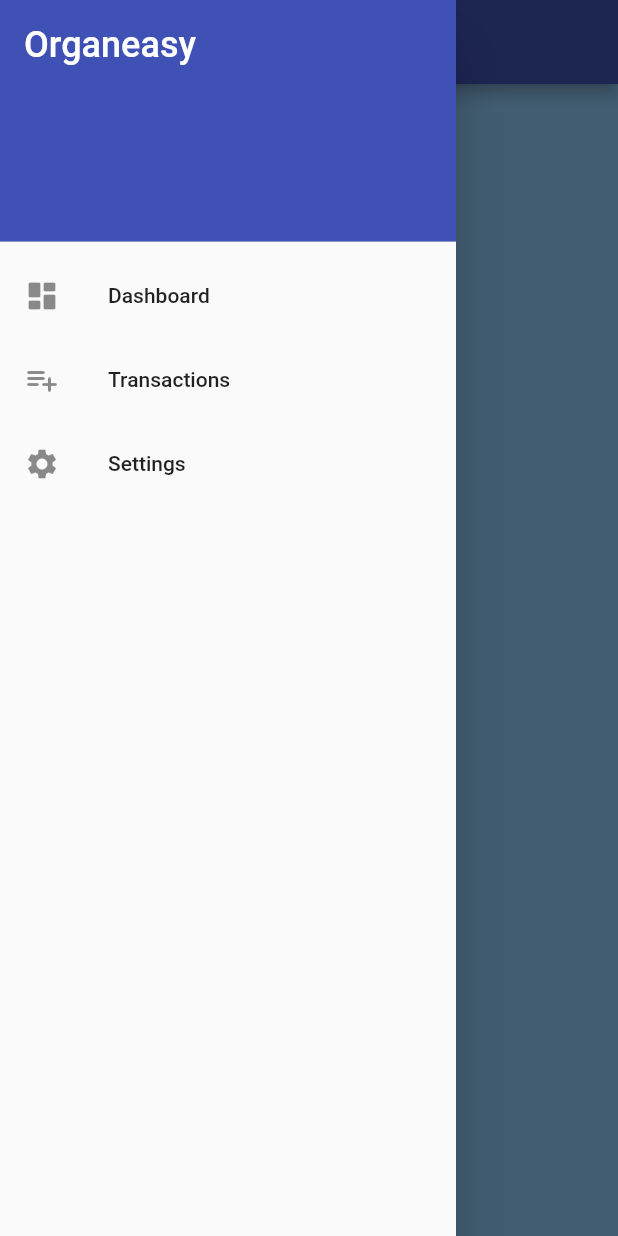
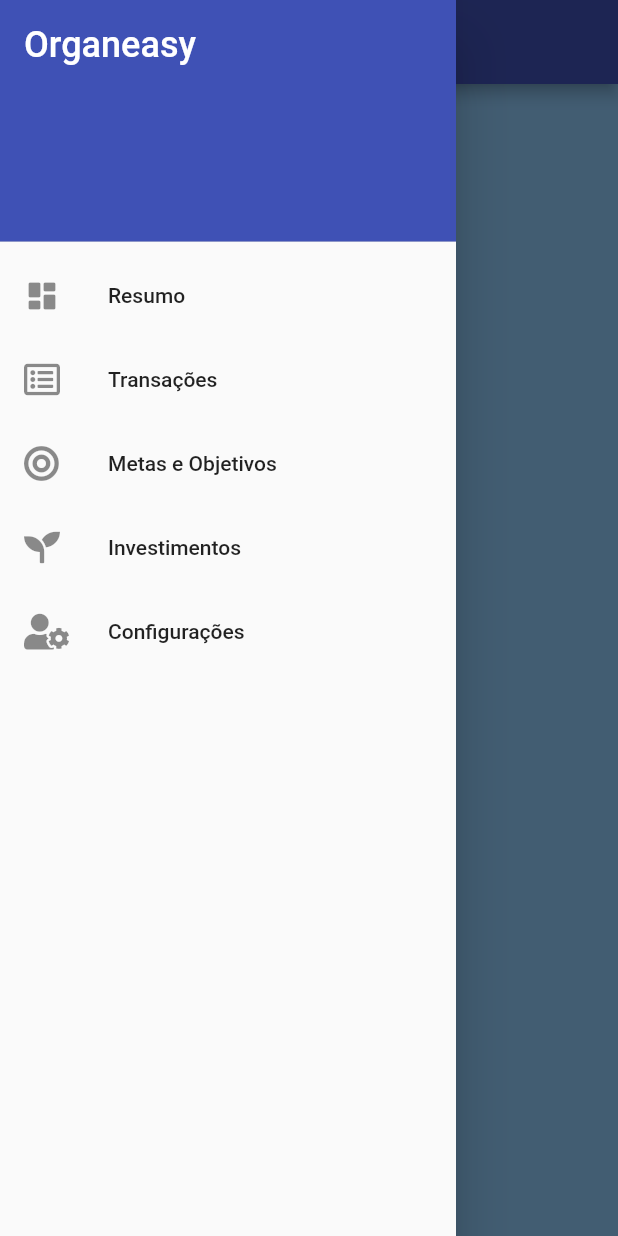
Before and after one commit to thiagoperea/organeasy, a Flutter app: the screen it shows after launch, with the side drawer open, on a phone screen of 412 x 824 dp. Run offline on Flutter 3.47's test engine with Material 2 defaults, Android fonts, the phone set to English and light mode, and no system bars; our stand-ins replace bloc, flutter_bloc, font_awesome_flutter, hive, hive_flutter; accounts and stored records are empty.

Commit message:
new pages, db structured folders

```diff
--- a/lib/data/model/transaction_type.dart
+++ b/lib/data/model/transaction_type.dart
@@ -11,5 +11,8 @@ enum TransactionType {
   income,
 
   @HiveField(2)
-  investment
+  investment,
+
+  @HiveField(3)
+  savings
 }
--- a/lib/data/repository/transaction_repository.dart
+++ b/lib/data/repository/transaction_repository.dart
@@ -49,6 +49,9 @@ class TransactionRepository {
       case TransactionType.investment:
         monthlyBalance.totalInvestments += transaction.value;
         break;
+      case TransactionType.savings:
+        monthlyBalance.totalSavings += transaction.value;
+        break;
     }
 
     database.put(periodKey, monthlyBalance);
--- a/lib/main.dart
+++ b/lib/main.dart
@@ -9,7 +9,7 @@ class MyApp extends StatelessWidget {
   @override
   Widget build(BuildContext context) {
     return MaterialApp(
-      title: 'Flutter Demo',
+      title: 'Organeasy',
       theme: ThemeData(primarySwatch: Colors.indigo),
       home: const SplashPage(),
       debugShowCheckedModeBanner: false,
--- a/lib/presentation/home/home_page.dart
+++ b/lib/presentation/home/home_page.dart
@@ -1,5 +1,8 @@
 import 'package:flutter/material.dart';
+import 'package:font_awesome_flutter/font_awesome_flutter.dart';
 import 'package:organeasy/presentation/dashboard/dashboard_page.dart';
+import 'package:organeasy/presentation/goals/goals_page.dart';
+import 'package:organeasy/presentation/investments/investments_page.dart';
 import 'package:organeasy/presentation/settings/settings_page.dart';
 import 'package:organeasy/presentation/transactions/transactions_page.dart';
 
@@ -13,11 +16,19 @@ class HomePage extends StatefulWidget {
 class _HomePageState extends State<HomePage> {
   int _pageIndex = 0;
 
-  final List<String> _pageTitles = ["Dashboard", "Transactions", "Settings"];
+  final List<String> _pageTitles = [
+    "Resumo",
+    "Transações",
+    "Metas e Objetivos",
+    "Investimentos",
+    "Configurações",
+  ];
 
   final List<Widget> _appPages = [
     const DashboardPage(),
-    TransactionsPage(),
+    const TransactionsPage(),
+    const GoalsPage(),
+    const InvestmentsPage(),
     const SettingsPage(),
   ];
 
@@ -42,14 +53,24 @@ class _HomePageState extends State<HomePage> {
               onTap: () => _onDrawerTap(0),
             ),
             ListTile(
-              leading: const Icon(Icons.playlist_add_rounded),
+              leading: const FaIcon(FontAwesomeIcons.listAlt),
               title: Text(_pageTitles[1]),
               onTap: () => _onDrawerTap(1),
             ),
             ListTile(
-              leading: const Icon(Icons.settings),
+              leading: const FaIcon(FontAwesomeIcons.bullseye),
               title: Text(_pageTitles[2]),
               onTap: () => _onDrawerTap(2),
+            ),
+            ListTile(
+              leading: const FaIcon(FontAwesomeIcons.seedling),
+              title: Text(_pageTitles[3]),
+              onTap: () => _onDrawerTap(3),
+            ),
+            ListTile(
+              leading: const FaIcon(FontAwesomeIcons.userCog),
+              title: Text(_pageTitles[4]),
+              onTap: () => _onDrawerTap(4),
             ),
           ],
         ),
--- a/lib/presentation/splash/cubit/splash_cubit.dart
+++ b/lib/presentation/splash/cubit/splash_cubit.dart
@@ -20,7 +20,7 @@ class SplashCubit extends Cubit<SplashState> {
 
   Future<void> loadResources() async {
     // load database
-    await Hive.initFlutter();
+    await Hive.initFlutter("organeasy.db");
     Hive.registerAdapter(TransactionDataAdapter());
     Hive.registerAdapter(TransactionTypeAdapter());
     Hive.registerAdapter(GoalDataAdapter());
```
Also changed, not shown: lib/data/model/monthly_balance_data.dart (+9 -1 lines), lib/presentation/goals/goals_page.dart (added, +15 -0 lines), lib/presentation/investments/investments_page.dart (added, +15 -0 lines), lib/data/model/monthly_balance_data.g.dart, lib/data/model/transaction_type.g.dart.
